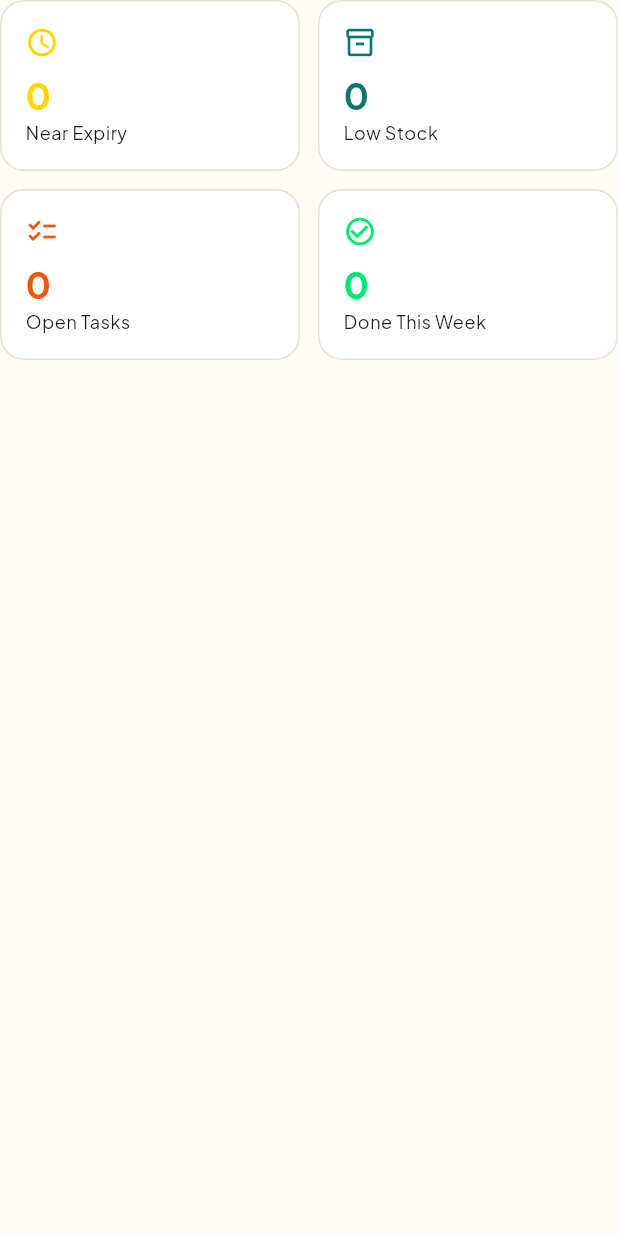
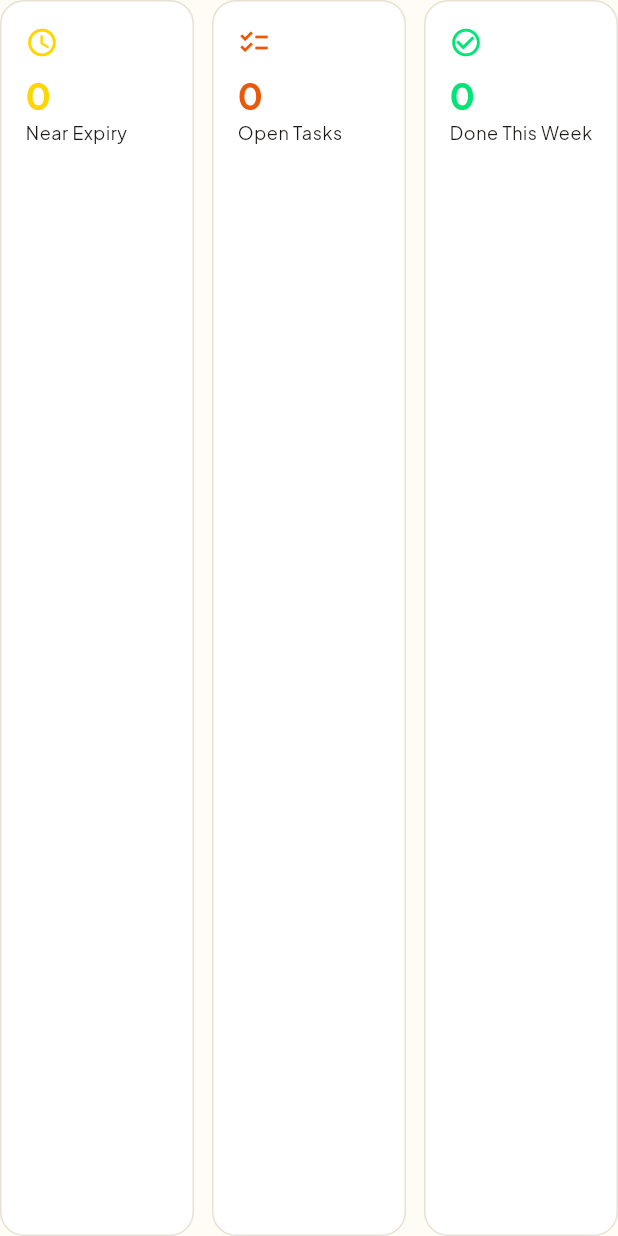
Before and after one commit to Shotlin/Radha-APP, a Flutter app: the _KpiGrid widget shown alone on an empty page, opened directly with empty values, on a phone screen of 412 x 824 dp. Run offline on Flutter 3.47's test engine with Material 3 defaults, Android fonts, the phone set to English and light mode, and no system bars; our stand-ins replace audioplayers, cached_network_image, camera, connectivity_plus, csv, dio and 21 more; missing offline and left inert: google_mlkit_barcode_scanning, google_mlkit_text_recognition, mobile_scanner, razorpay_flutter; accounts and stored records are empty; generated files the repository leaves out were written again; network calls fail.

Commit message:
fix(home): remove the Inventory entry points from the business dashboard
Founder decision: the Inventory feature (separate stock-in/stock-out
ledger) is redundant with Expiry Tracker, which already serves as the
store's inventory system in practice. Removed the two ways to reach
it from Home: the "Low Stock" KPI tile (KpiGrid, now a 3-tile Near
Expiry / Open Tasks / Done This Week row) and the "Inventory" Quick
Actions tile.

Scoped narrowly to what was actually shown/flagged -- the /inventory
route, its screen, and other reachable paths to it (a consumer-mode
KPI tile, the scan-result stock-movement shortcut, the OHS dashboard's
low-stock-alerts link) are untouched, since severing those wasn't
part of this ask and each serves a distinct flow.

Co-Authored-By: Claude Sonnet 5 <noreply@anthropic.com>

```diff
--- a/lib/features/business/business_dashboard_screen.dart
+++ b/lib/features/business/business_dashboard_screen.dart
@@ -161,7 +161,6 @@ class BusinessDashboardScreen extends ConsumerWidget {
             const SizedBox(height: RadhaSpacing.space16),
             _KpiGrid(
               nearExpiry: data.nearExpiryCount,
-              lowStock: data.lowStockCount,
               openTasks: data.recentTasks.length,
               weekTasksDone: data.dashboard.totals.tasksCompleted,
             ),
@@ -761,21 +760,17 @@ class _MiniBarChart extends StatelessWidget {
 class _KpiGrid extends StatelessWidget {
   const _KpiGrid({
     required this.nearExpiry,
-    required this.lowStock,
     required this.openTasks,
     required this.weekTasksDone,
   });
 
   final int nearExpiry;
-  final int lowStock;
   final int openTasks;
   final int weekTasksDone;
 
   @override
   Widget build(BuildContext context) {
-    return Column(
-      children: [
-        Row(
+    return Row(
       children: [
         Expanded(
           child: _KpiTile(
@@ -787,20 +782,6 @@ class _KpiGrid extends StatelessWidget {
           ),
         ),
         const SizedBox(width: RadhaSpacing.space12),
-            Expanded(
-              child: _KpiTile(
-                value: lowStock,
-                label: 'Low Stock',
-                icon: Icons.inventory_2_outlined,
-                color: RadhaColors.complement,
-                onTap: () => context.push(AppRoute.inventory),
-              ),
-            ),
-          ],
-        ),
-        const SizedBox(height: RadhaSpacing.space12),
-        Row(
-          children: [
         Expanded(
           child: _KpiTile(
             value: openTasks,
@@ -819,8 +800,6 @@ class _KpiGrid extends StatelessWidget {
             color: RadhaColors.success,
             onTap: () => context.push(AppRoute.tasks),
           ),
-            ),
-          ],
         ),
       ],
     );
@@ -889,8 +868,6 @@ class _QuickActionsGrid extends StatelessWidget {
           onTap: () => context.push(AppRoute.taskCreate)),
       _QAData(icon: Icons.local_shipping_outlined, label: 'GRN',
           onTap: () => context.push(AppRoute.grnCreate)),
-      _QAData(icon: Icons.inventory_2_outlined, label: 'Inventory',
-          onTap: () => context.push(AppRoute.inventory)),
       _QAData(icon: Icons.bar_chart_outlined, label: 'Reports',
           onTap: () => context.push(AppRoute.reports)),
       _QAData(icon: Icons.group_outlined, label: 'Staff & Team',
```
Lines whose indentation alone changed are shown as unchanged.
